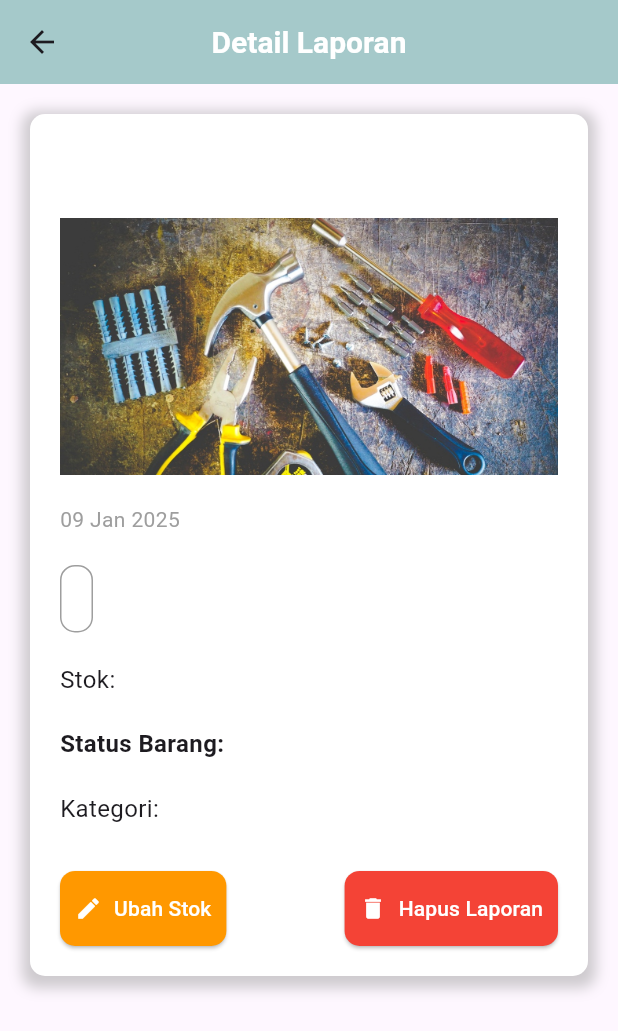
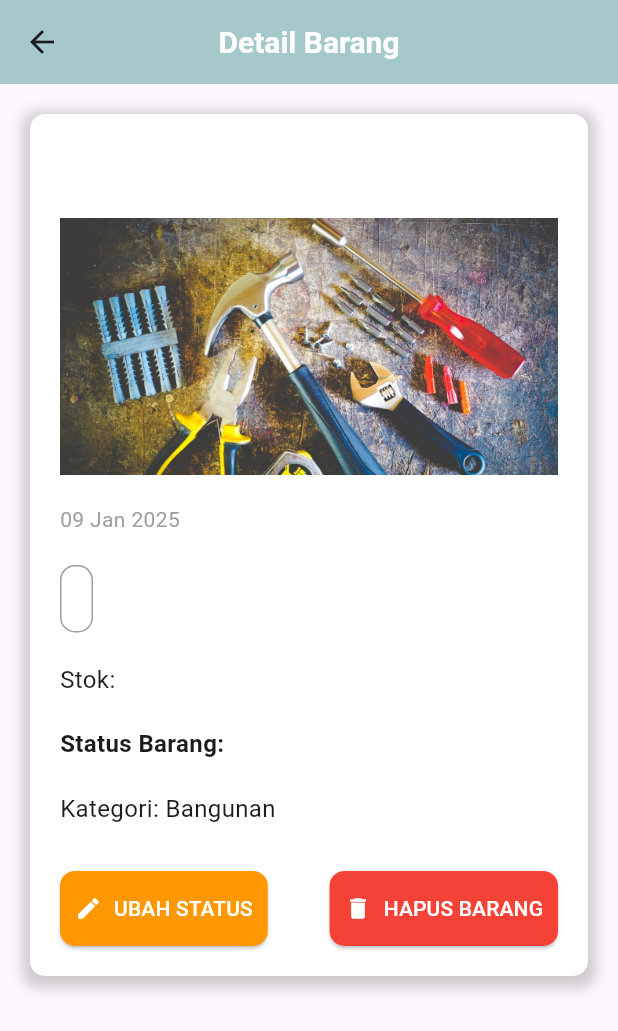
Before and after one commit to rezaaditya16/uas-ppb, a Flutter app: the DetailPage screen opened directly with empty values, on a phone screen of 412 x 824 dp. Shown: the top 1031 px of the screen. Run offline on Flutter 3.47's test engine with Material 3 defaults, Android fonts, the phone set to English and light mode, and no system bars; our stand-ins replace cloud_firestore, firebase_auth, firebase_core, firebase_storage, geolocator, image_picker; accounts and stored records are empty.

Commit message:
Add kategoriNama retrieval in DetailPage; update UI text for clarity and consistency

```diff
--- a/lib/pages/DetailPage.dart
+++ b/lib/pages/DetailPage.dart
@@ -17,6 +17,27 @@ class DetailPage extends StatefulWidget {
 
 class _DetailPageState extends State<DetailPage> {
   bool _isLoading = false;
+  String? kategoriNama;
+
+  @override
+  void initState() {
+    super.initState();
+    getKategoriNama();
+  }
+
+  void getKategoriNama() async {
+    if (widget.laporan.kategoriNama != null &&
+        widget.laporan.kategoriNama!.isNotEmpty) {
+      DocumentSnapshot<Map<String, dynamic>> doc = await FirebaseFirestore
+          .instance
+          .collection('kategori')
+          .doc(widget.laporan.kategoriNama)
+          .get();
+      setState(() {
+        kategoriNama = doc.data()?['nama'];
+      });
+    }
+  }
 
   Future<void> launch(String uri) async {
     if (uri == '') return;
@@ -33,11 +54,11 @@ class _DetailPageState extends State<DetailPage> {
           .delete();
       Navigator.pop(context);
       ScaffoldMessenger.of(context).showSnackBar(
-        SnackBar(content: Text('Laporan berhasil dihapus')),
+        SnackBar(content: Text('Barang berhasil dihapus')),
       );
     } catch (e) {
       ScaffoldMessenger.of(context).showSnackBar(
-        SnackBar(content: Text('Gagal menghapus laporan: $e')),
+        SnackBar(content: Text('Gagal menghapus barang: $e')),
       );
     }
   }
@@ -47,8 +68,7 @@ class _DetailPageState extends State<DetailPage> {
     return Scaffold(
       appBar: AppBar(
         backgroundColor: primaryColor,
-        title:
-            Text('Detail Laporan', style: headerStyle(level: 3, dark: false)),
+        title: Text('Detail Barang', style: headerStyle(level: 3, dark: false)),
         centerTitle: true,
       ),
       body: SafeArea(
@@ -122,11 +142,10 @@ class _DetailPageState extends State<DetailPage> {
                             fontSize: 16, fontWeight: FontWeight.bold),
                       ),
                       SizedBox(height: 20),
-                      if (widget.laporan.kategoriNama != null)
-                        Text(
-                          'Kategori: ${widget.laporan.kategoriNama}',
-                          style: TextStyle(fontSize: 16),
-                        ),
+                      Text(
+                        'Kategori: ${kategoriNama ?? 'Bangunan'}',
+                        style: TextStyle(fontSize: 16),
+                      ),
                       SizedBox(height: 30),
                       Row(
                         mainAxisAlignment: MainAxisAlignment.spaceBetween,
@@ -136,7 +155,7 @@ class _DetailPageState extends State<DetailPage> {
                               statusDialog(context, widget.laporan);
                             },
                             icon: Icon(Icons.edit),
-                            label: Text('Ubah Stok'),
+                            label: Text('UBAH STATUS'),
                             style: ElevatedButton.styleFrom(
                               backgroundColor: Colors.orange,
                               foregroundColor: Colors.white,
@@ -152,7 +171,7 @@ class _DetailPageState extends State<DetailPage> {
                               deleteLaporan(context, widget.laporan.docId);
                             },
                             icon: Icon(Icons.delete),
-                            label: Text('Hapus Laporan'),
+                            label: Text('HAPUS BARANG'),
                             style: ElevatedButton.styleFrom(
                               backgroundColor: Colors.red,
                               foregroundColor: Colors.white,
```
